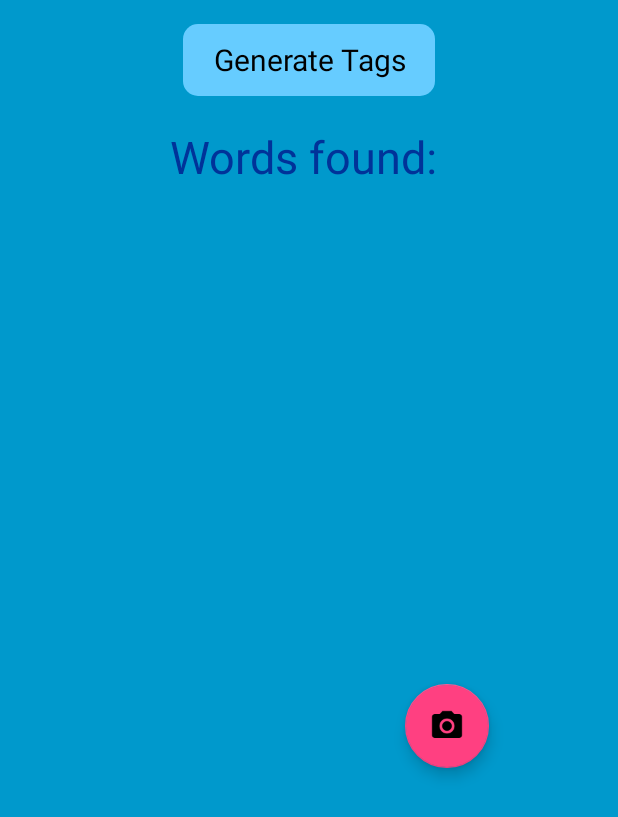
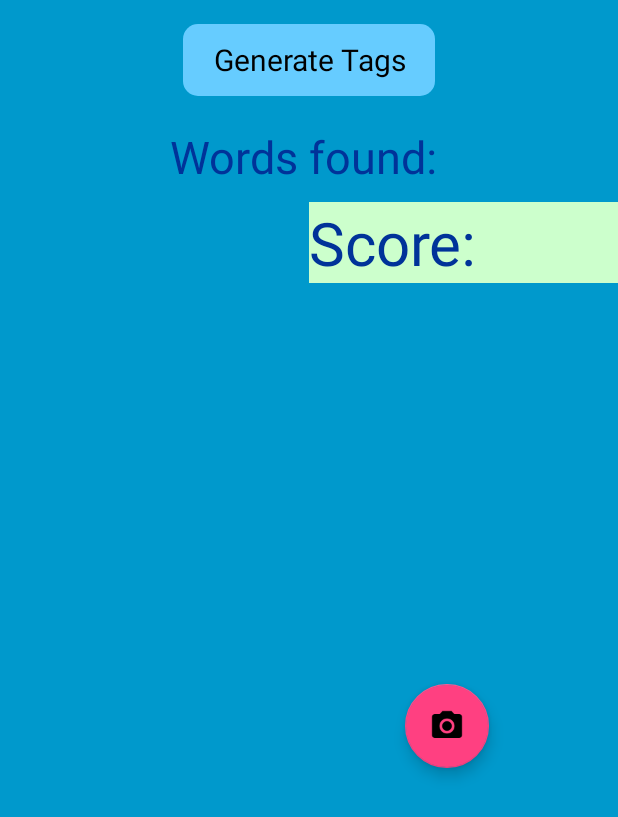
Before and after one commit to bikevin/PhotoTag, an Android app: the layout fragment_game2.xml on its own in the app's theme, with its tools: preview values and no code run, on a phone screen of 412 x 824 dp. Shown: the top 817 px of the screen. Run offline under Robolectric (Android 15) with nearby library versions, the phone set to English and light mode, and no system bars.

Commit message:
Completed main part of project, Score is calculated and words are listed

```diff
--- a/app/src/main/res/layout/fragment_game2.xml
+++ b/app/src/main/res/layout/fragment_game2.xml
@@ -70,11 +70,36 @@
 
         />
     <LinearLayout
+        android:layout_below="@id/words_found"
+        android:layout_marginTop="10dp"
         android:layout_width="fill_parent"
         android:layout_height="wrap_content"
         android:id="@+id/results"
-        android:orientation="vertical"
+        android:orientation="horizontal"
+        android:weightSum="1"
+
         >
+        <ListView
+            android:id="@+id/matched_words"
+            android:layout_weight=".5"
+            android:layout_width="0px"
+            android:background="#99e6ff"
+            android:layout_height="wrap_content"
+            android:orientation = "vertical"
+            android:drawSelectorOnTop="false"
+
+            >
+
+            </ListView>
+        <TextView
+            android:id="@+id/score"
+            android:text="Score: "
+            android:layout_weight=".5"
+            android:textSize="40sp"
+            android:background="#CCFFCC"
+            android:textColor="#003399"
+            android:layout_width="0px"
+            android:layout_height="wrap_content" />
 
     </LinearLayout>
 
```
Also changed, not shown: app/src/main/java/com/kevin/phototag/GameFragment.java (+20 -5 lines).
